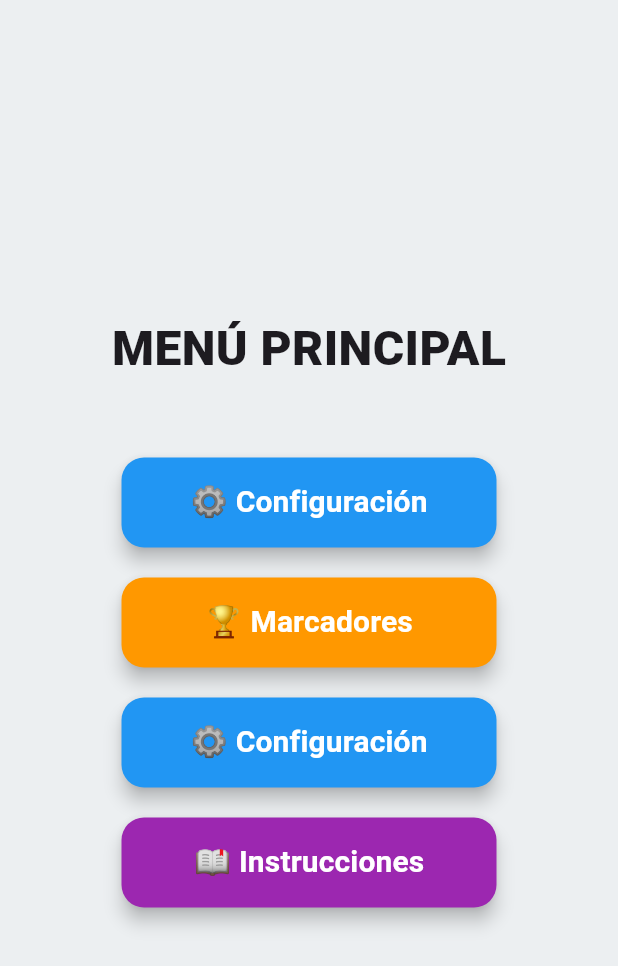
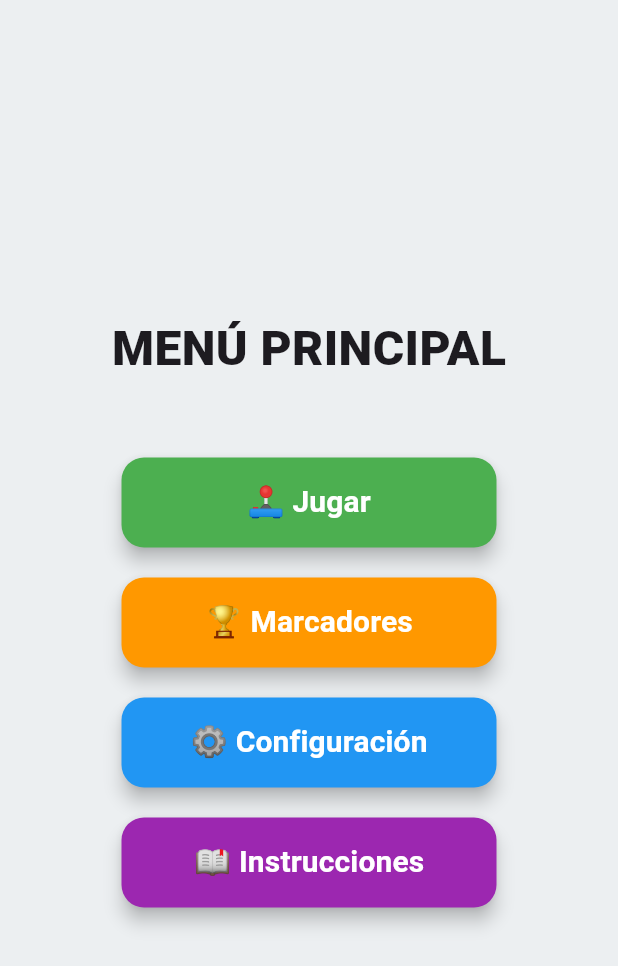
Before and after one commit to Carolinadib/Microproyecto-Sistemas-de-Informacion, a Flutter app: the screen it shows after launch, on a phone screen of 412 x 824 dp. Shown: the top 966 px of the screen. Run offline on Flutter 3.47's test engine with Material 3 defaults, Android fonts, the phone set to English and light mode, and no system bars; our stand-ins replace animate_do, shared_preferences.

Commit message:
fix: correccion de botones en menu principal e integracion de ajustes con el tablero

```diff
--- a/lib/screens/main_menu_screen.dart
+++ b/lib/screens/main_menu_screen.dart
@@ -21,6 +21,25 @@ class MainMenuScreen extends StatelessWidget {
               ),
             ),
             const SizedBox(height: 40),
+
+            // Botón 1: Jugar (Verde)
+            FadeInLeft(
+              delay: const Duration(milliseconds: 200),
+              child: _menuButton('🕹️ Jugar', Colors.green, () {
+                Navigator.push(
+                  context,
+                  MaterialPageRoute(builder: (context) => const GameScreen()),
+                );
+              }),
+            ),
+
+            // Botón 2: Marcadores (Naranja) - Por ahora no hace nada
+            FadeInRight(
+              delay: const Duration(milliseconds: 400),
+              child: _menuButton('🏆 Marcadores', Colors.orange, () {})
+            ),
+
+            // Botón 3: Configuración (Azul)
             FadeInLeft(
               delay: const Duration(milliseconds: 600),
               child: _menuButton('⚙️ Configuración', Colors.blue, () {
@@ -30,16 +49,19 @@ class MainMenuScreen extends StatelessWidget {
                 );
               }),
             ),
-            FadeInRight(delay: const Duration(milliseconds: 400), child: _menuButton('🏆 Marcadores', Colors.orange, () {})),
-            FadeInLeft(delay: const Duration(milliseconds: 600), child: _menuButton('⚙️ Configuración', Colors.blue, () {})),
-            FadeInRight(delay: const Duration(milliseconds: 800), child: _menuButton('📖 Instrucciones', Colors.purple, () {})),
+
+            // Botón 4: Instrucciones (Morado) - Por ahora no hace nada
+            FadeInRight(
+              delay: const Duration(milliseconds: 800),
+              child: _menuButton('📖 Instrucciones', Colors.purple, () {})
+            ),
           ],
         ),
       ),
     );
   }
 
-  // Widget personalizado para hacer los botones uniformes y grandes
+  // Widget personalizado para hacer los botones uniformes
   Widget _menuButton(String text, Color color, VoidCallback onPressed) {
     return Padding(
       padding: const EdgeInsets.symmetric(vertical: 10),
```
Lines whose indentation alone changed are shown as unchanged.
